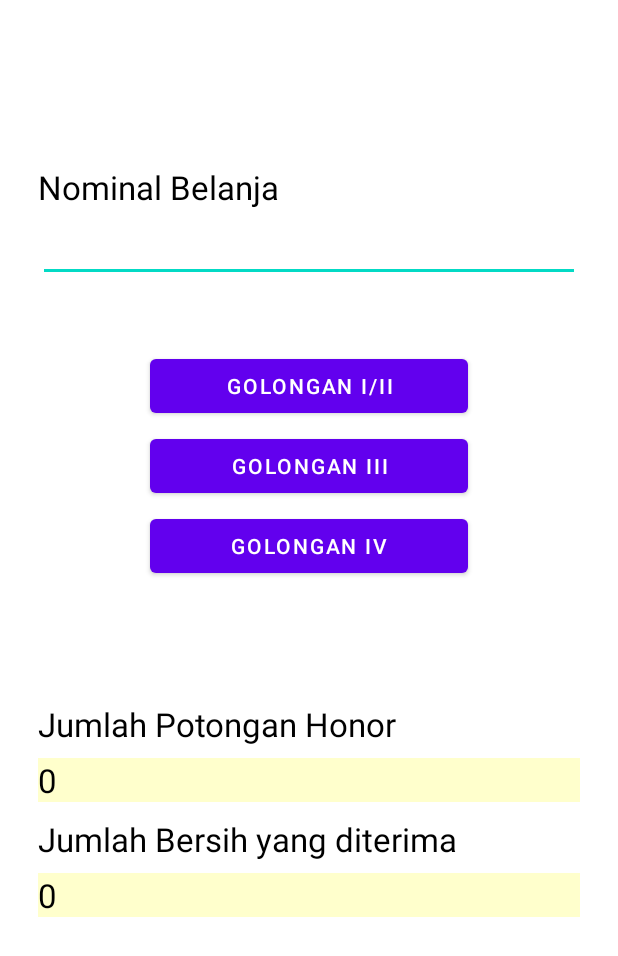
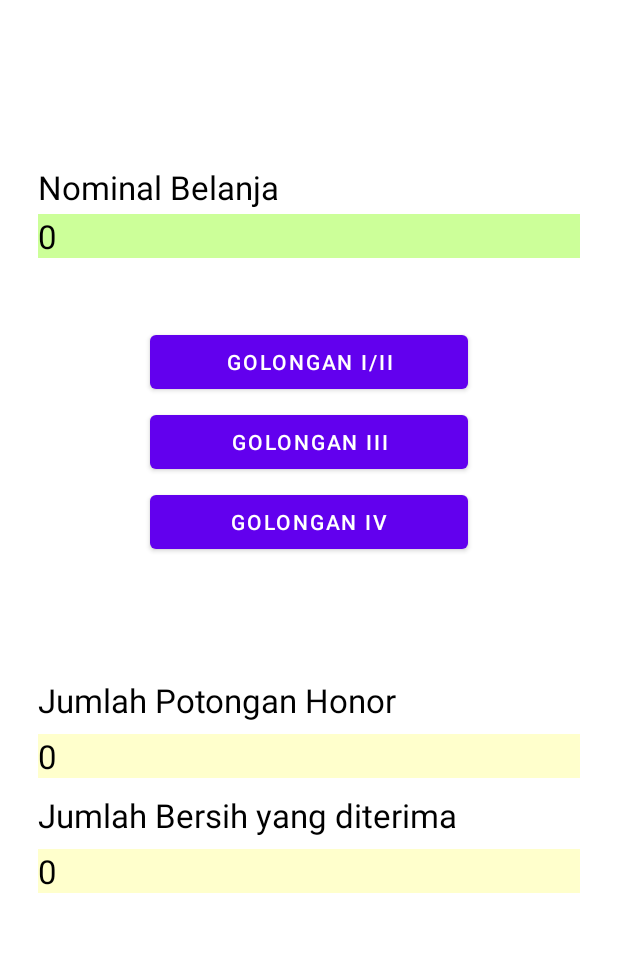
Before and after one commit to ilhamnusantara/AplikasiPPajak, an Android app: the Pph21Golongan screen opened directly, with no data from a screen before it, after a tap on "GOLONGAN I/II", on a phone screen of 412 x 824 dp. Shown: the top 956 px of the screen. Run offline under Robolectric (Android 15) with nearby library versions, the phone set to English and light mode, and no system bars; 1 statement that could not run was skipped.

```diff
--- a/app/src/main/AndroidManifest.xml
+++ b/app/src/main/AndroidManifest.xml
@@ -5,7 +5,7 @@
     <application
         android:allowBackup="true"
         android:icon="@mipmap/ic_launcher"
-        android:label="@string/app_name"
+        android:label="KlikPajak!"
         android:roundIcon="@mipmap/ic_launcher_round"
         android:supportsRtl="true"
         android:theme="@style/Theme.PerhitunganPajak2">
--- a/app/src/main/java/com/example/perhitunganpajak2/Pph21Golongan.java
+++ b/app/src/main/java/com/example/perhitunganpajak2/Pph21Golongan.java
@@ -2,6 +2,7 @@ package com.example.perhitunganpajak2;
 
 import androidx.appcompat.app.AppCompatActivity;
 
+import android.content.Intent;
 import android.os.Bundle;
 import android.view.View;
 import android.widget.*;
@@ -10,13 +11,15 @@ import java.text.DecimalFormat;
 
 public class Pph21Golongan extends AppCompatActivity {
     private Button bGol, bGol3, bGol4;
-    private EditText Nominal;
-    private TextView nHasil, nPotongan;
+//    private TextView Nominal;
+    private TextView nHasil, nPotongan, Nominal;
     double a,b,c;
     @Override
     protected void onCreate(Bundle savedInstanceState) {
         super.onCreate(savedInstanceState);
         setContentView(R.layout.activity_pph21_golongan);
+        Intent i = getIntent();
+        double bawa = Double.parseDouble(i.getStringExtra("nominal"));
         bGol = findViewById(R.id.bGol1);
         bGol3 = findViewById(R.id.bGol3);
         bGol4 = findViewById(R.id.bGol4);
@@ -24,12 +27,16 @@ public class Pph21Golongan extends AppCompatActivity {
         nHasil = findViewById(R.id.nHasil);
         nPotongan = findViewById(R.id.nPotangan);
 
+        DecimalFormat df = new DecimalFormat("#,###,###");
+        Nominal.setText(""+df.format(bawa));
+
+
+
         bGol.setOnClickListener(new View.OnClickListener() {
             @Override
             public void onClick(View v) {
-                a = Integer.parseInt(Nominal.getText().toString());
-                b = a * 0 / 100;
-                c = a-b;
+                b = bawa * 0 / 100;
+                c = bawa-b;
                 DecimalFormat df = new DecimalFormat("#,###,###");
                 nPotongan.setText(""+df.format(b));
                 nHasil.setText(""+df.format(c));
@@ -39,9 +46,8 @@ public class Pph21Golongan extends AppCompatActivity {
         bGol3.setOnClickListener(new View.OnClickListener() {
             @Override
             public void onClick(View v) {
-                a = Integer.parseInt(Nominal.getText().toString());
-                b = a * 5 / 100;
-                c = a-b;
+                b = bawa * 5 / 100;
+                c = bawa-b;
                 DecimalFormat df = new DecimalFormat("#,###,###");
                 nPotongan.setText(""+df.format(b));
                 nHasil.setText(""+df.format(c));
@@ -51,9 +57,8 @@ public class Pph21Golongan extends AppCompatActivity {
         bGol4.setOnClickListener(new View.OnClickListener() {
             @Override
             public void onClick(View v) {
-                a = Integer.parseInt(Nominal.getText().toString());
-                b = a * 15 / 100;
-                c = a-b;
+                b = bawa * 15 / 100;
+                c = bawa-b;
                 DecimalFormat df = new DecimalFormat("#,###,###");
                 nPotongan.setText(""+df.format(b));
                 nHasil.setText(""+df.format(c));
--- a/app/src/main/res/layout/activity_informasi_pajak.xml
+++ b/app/src/main/res/layout/activity_informasi_pajak.xml
@@ -19,10 +19,9 @@
 
             <ImageView
                 android:id="@+id/imageView3"
-                android:layout_width="200dp"
+                android:layout_width="wrap_content"
                 android:layout_height="70dp"
                 android:layout_marginTop="40dp"
-                android:layout_marginLeft="100dp"
                 android:scaleType="centerInside"
                 app:srcCompat="@drawable/logo_sidoarjo" />
 
--- a/app/src/main/res/layout/activity_pph21_golongan.xml
+++ b/app/src/main/res/layout/activity_pph21_golongan.xml
@@ -1,42 +1,54 @@
 <?xml version="1.0" encoding="utf-8"?>
-<androidx.constraintlayout.widget.ConstraintLayout xmlns:android="http://schemas.android.com/apk/res/android"
+
+    <ScrollView xmlns:android="http://schemas.android.com/apk/res/android"
         xmlns:app="http://schemas.android.com/apk/res-auto"
         xmlns:tools="http://schemas.android.com/tools"
         android:layout_width="match_parent"
-    android:layout_height="match_parent"
+        android:layout_height="match_parent">
+        <androidx.constraintlayout.widget.ConstraintLayout
+            android:layout_width="match_parent"
+            android:layout_height="wrap_content"
             tools:context=".Pph21Golongan">
 
             <LinearLayout
                 android:layout_width="match_parent"
-        android:layout_height="match_parent"
-        android:orientation="vertical">
+                android:layout_height="659dp"
+                android:orientation="vertical"
+                tools:ignore="MissingConstraints"
+                tools:layout_editor_absoluteX="0dp"
+                tools:layout_editor_absoluteY="0dp">
+
 
                 <TextView
                     android:id="@+id/textView3"
                     android:layout_width="match_parent"
                     android:layout_height="wrap_content"
+                    android:layout_marginLeft="25dp"
+                    android:layout_marginRight="25dp"
                     android:layout_marginTop="110dp"
-            android:layout_marginLeft="25dp"
+                    android:text="Nominal Belanja"
                     android:textColor="#000000"
-            android:text="Nominal Belanja"
                     android:textSize="10pt" />
 
-        <EditText
+                <TextView
                     android:id="@+id/nHonor"
                     android:layout_width="match_parent"
                     android:layout_height="wrap_content"
                     android:layout_marginLeft="25dp"
                     android:layout_marginTop="3dp"
                     android:layout_marginRight="25dp"
+                    android:background="#CCFF99"
+                    android:textColor="#000000"
                     android:ems="8"
-            android:inputType="numberSigned|numberDecimal" />
+                    android:inputType="numberSigned|numberDecimal"
+                    android:textSize="10pt" />
 
                 <Button
                     android:id="@+id/bGol1"
                     android:layout_width="match_parent"
                     android:layout_height="wrap_content"
+                    android:layout_marginLeft="100dp"
                     android:layout_marginTop="45dp"
-            android:layout_marginLeft="100dp"
                     android:layout_marginRight="100dp"
                     android:text="Golongan I/II" />
 
@@ -44,8 +56,8 @@
                     android:id="@+id/bGol3"
                     android:layout_width="match_parent"
                     android:layout_height="wrap_content"
+                    android:layout_marginLeft="100dp"
                     android:layout_marginTop="5dp"
-            android:layout_marginLeft="100dp"
                     android:layout_marginRight="100dp"
                     android:text="Golongan III" />
 
@@ -53,8 +65,8 @@
                     android:id="@+id/bGol4"
                     android:layout_width="match_parent"
                     android:layout_height="wrap_content"
+                    android:layout_marginLeft="100dp"
                     android:layout_marginTop="5dp"
-            android:layout_marginLeft="100dp"
                     android:layout_marginRight="100dp"
                     android:text="Golongan IV" />
 
@@ -62,44 +74,45 @@
                     android:id="@+id/textView"
                     android:layout_width="match_parent"
                     android:layout_height="wrap_content"
+                    android:layout_marginLeft="25dp"
                     android:layout_marginTop="80dp"
-            android:layout_marginLeft="25dp"
+                    android:text="Jumlah Potongan Honor"
                     android:textColor="#000000"
-            android:text="Jumlah Potongan Honor"
                     android:textSize="10pt" />
 
                 <TextView
                     android:id="@+id/nPotangan"
                     android:layout_width="match_parent"
                     android:layout_height="wrap_content"
+                    android:layout_marginLeft="25dp"
+                    android:layout_marginTop="8dp"
+                    android:layout_marginRight="25dp"
+                    android:background="#FFFFCC"
                     android:text=""
-            android:textSize="10pt"
-            android:layout_marginTop="8dp"
-            android:layout_marginLeft="25dp"
-            android:layout_marginRight="25dp"
                     android:textColor="#000000"
-            android:background="#FFFFCC"/>
+                    android:textSize="10pt" />
 
                 <TextView
                     android:id="@+id/textView4"
                     android:layout_width="match_parent"
                     android:layout_height="wrap_content"
+                    android:layout_marginLeft="25dp"
                     android:layout_marginTop="10dp"
-            android:layout_marginLeft="25dp"
+                    android:text="Jumlah Bersih yang diterima"
                     android:textColor="#000000"
-            android:text="Jumlah Bersih yang diterima"
                     android:textSize="10pt" />
 
                 <TextView
                     android:id="@+id/nHasil"
                     android:layout_width="match_parent"
                     android:layout_height="wrap_content"
+                    android:layout_marginLeft="25dp"
+                    android:layout_marginTop="8dp"
+                    android:layout_marginRight="25dp"
+                    android:background="#FFFFCC"
                     android:text=""
-            android:textSize="10pt"
-            android:layout_marginTop="8dp"
-            android:layout_marginLeft="25dp"
-            android:layout_marginRight="25dp"
                     android:textColor="#000000"
-            android:background="#FFFFCC"/>
+                    android:textSize="10pt" />
             </LinearLayout>
         </androidx.constraintlayout.widget.ConstraintLayout>
+    </ScrollView>
--- a/app/src/main/res/mipmap-anydpi-v26/ic_launcher.xml
+++ b/app/src/main/res/mipmap-anydpi-v26/ic_launcher.xml
@@ -1,5 +1,6 @@
 <?xml version="1.0" encoding="utf-8"?>
 <adaptive-icon xmlns:android="http://schemas.android.com/apk/res/android">
-    <background android:drawable="@drawable/ic_launcher_background" />
-    <foreground android:drawable="@drawable/ic_launcher_foreground" />
+    <background android:drawable="@drawable/illustration_3"
+        android:contentDescription="TODO"/>
+<!--    <foreground android:drawable="@drawable/ic_launcher_foreground" />-->
 </adaptive-icon>
--- a/app/src/main/res/mipmap-anydpi-v26/ic_launcher_round.xml
+++ b/app/src/main/res/mipmap-anydpi-v26/ic_launcher_round.xml
@@ -1,5 +1,6 @@
 <?xml version="1.0" encoding="utf-8"?>
 <adaptive-icon xmlns:android="http://schemas.android.com/apk/res/android">
-    <background android:drawable="@drawable/ic_launcher_background" />
-    <foreground android:drawable="@drawable/ic_launcher_foreground" />
+    <background android:drawable="@drawable/illustration_3"
+        android:contentDescription="TODO" />
+<!--    <foreground android:drawable="@drawable/ic_launcher_foreground" />-->
 </adaptive-icon>
```
Also changed, not shown: app/src/main/java/com/example/perhitunganpajak2/PerhitunganPajak.java (+36 -2 lines), app/src/main/res/layout/activity_main.xml (+22 -13 lines), app/src/main/res/layout/activity_perhitungan_pajak.xml (+10 -5 lines). Lines whose indentation alone changed are shown as unchanged.
